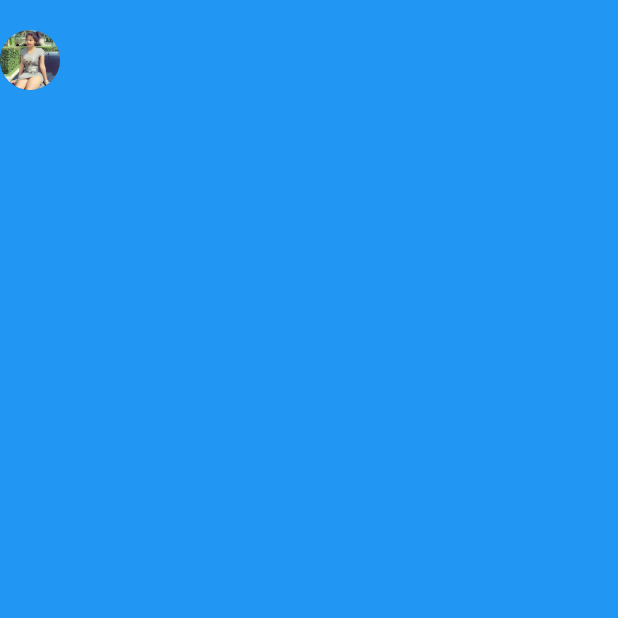
After one commit to Os-Prog/Naira_App, a Flutter app: the ProfileDesc screen opened directly, on a phone screen of 412 x 824 dp, the top half of it. The commit adds this screen. Run offline on Flutter 3.47's test engine with Material 2 defaults, Android fonts, the phone set to English and light mode, and no system bars; our stand-ins replace font_awesome_flutter.

Commit message:
new profile screen

```diff
--- a/cash_app/lib/main.dart
+++ b/cash_app/lib/main.dart
@@ -107,7 +107,7 @@ class _HomeState extends State<Home> {
               ),
             ),
             BottomNavigationBarItem(
-              icon: Icon(FontAwesomeIcons.moneyCheck),
+              icon: Icon(FontAwesomeIcons.dollarSign),
               title: Text(
                 'wallet',
                 style: TextStyle(fontSize: 0),
--- /dev/null
+++ b/cash_app/lib/pages/profile_page.dart
@@ -0,0 +1,30 @@
+import 'package:flutter/material.dart';
+
+class ProfileDesc extends StatefulWidget {
+  @override
+  _ProfileDescState createState() => _ProfileDescState();
+}
+
+class _ProfileDescState extends State<ProfileDesc> {
+  @override
+  Widget build(BuildContext context) {
+    return Scaffold(
+      backgroundColor: Colors.blue,
+      body: SafeArea(
+        child: Column(
+          children: <Widget>[
+            SizedBox(
+              height: 20.0,
+            ),
+            Container(
+              child: CircleAvatar(
+                backgroundImage: AssetImage('assets/images/profile.jpg'),
+//                backgroundColor: Colors.white,
+              ),
+            ),
+          ],
+        ),
+      ),
+    );
+  }
+}
--- a/cash_app/pubspec.yaml
+++ b/cash_app/pubspec.yaml
@@ -21,10 +21,8 @@ flutter:
 
   uses-material-design: true
 
-  # To add assets to your application, add an assets section, like this:
-  # assets:
-  #  - images/a_dot_burr.jpeg
-  #  - images/a_dot_ham.jpeg
+  assets:
+    - assets/images/
 
   # An image asset can refer to one or more resolution-specific "variants", see
   # https://flutter.dev/assets-and-images/#resolution-aware.
```
Also changed, not shown: cash_app/lib/pages/Register/FirstPage.dart (added, +21 -0 lines), cash_app/lib/pages/investing_page.dart (+14 -4 lines), cash_app/lib/pages/profile_screen.dart (+104 -1 lines), cash_app/assets/images/profile.jpg (added).
